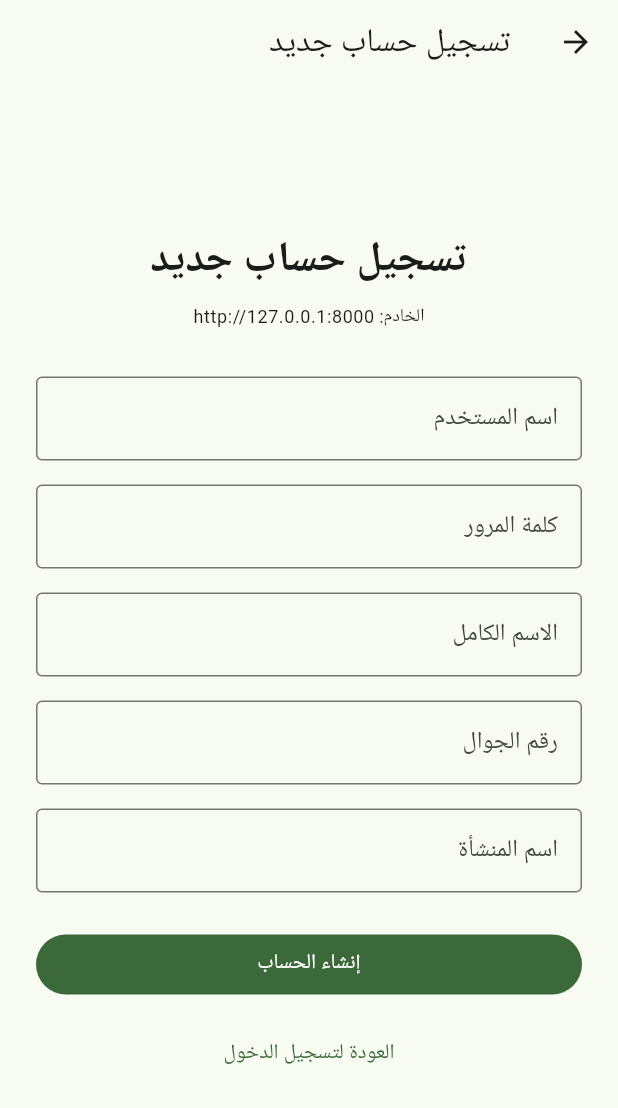
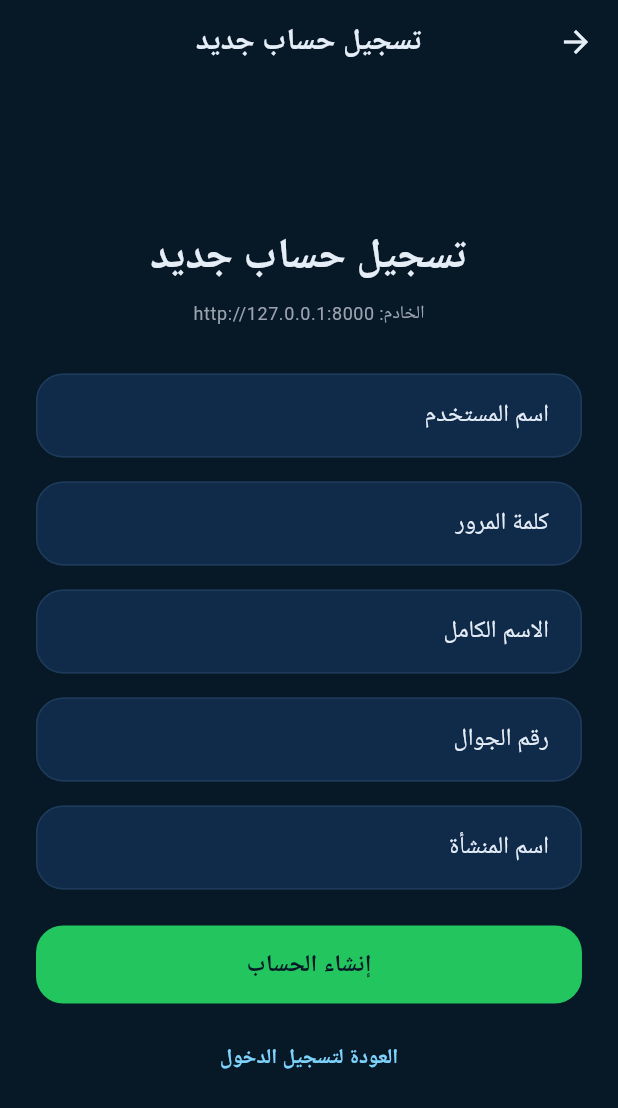
Before and after one commit to abofhad2012/livestock, a Flutter app: the screen it shows after launch, after a tap on "دخول", after a tap on "إنشاء حساب جديد", on a phone screen of 412 x 824 dp. Shown: the top 1108 px of the screen. Run offline on Flutter 3.47's test engine with Material 3 defaults, Android fonts, the light colour scheme and no system bars; our stand-ins replace flutter_secure_storage.

Commit message:
Add Flutter site theme

```diff
--- a/livestock_app/lib/main.dart
+++ b/livestock_app/lib/main.dart
@@ -2,6 +2,7 @@ import 'package:flutter/material.dart';
 
 import 'api/auth_api.dart';
 import 'auth/token_store.dart';
+import 'theme/app_theme.dart';
 
 void main() {
   WidgetsFlutterBinding.ensureInitialized();
@@ -16,10 +17,7 @@ class LivestockApp extends StatelessWidget {
     return MaterialApp(
       title: 'محاسبة المواشي',
       debugShowCheckedModeBanner: false,
-      theme: ThemeData(
-        useMaterial3: true,
-        colorSchemeSeed: Colors.green,
-      ),
+      theme: AppTheme.dark,
       home: const AuthGate(),
     );
   }
--- /dev/null
+++ b/livestock_app/lib/theme/app_theme.dart
@@ -0,0 +1,151 @@
+import 'package:flutter/material.dart';
+
+class AppTheme {
+  const AppTheme._();
+
+  static const Color background = Color(0xFF071827);
+  static const Color surface = Color(0xFF0B1F3A);
+  static const Color surfaceAlt = Color(0xFF102B4A);
+  static const Color primary = Color(0xFF22C55E);
+  static const Color primaryDark = Color(0xFF16A34A);
+  static const Color secondary = Color(0xFF7DD3FC);
+  static const Color text = Color(0xFFE5EDF7);
+  static const Color muted = Color(0xFF9CA3AF);
+  static const Color border = Color(0xFF1F3B5A);
+  static const Color error = Color(0xFFF87171);
+
+  static ThemeData get dark {
+    const colorScheme = ColorScheme(
+      brightness: Brightness.dark,
+      primary: primary,
+      onPrimary: Color(0xFF03150A),
+      secondary: secondary,
+      onSecondary: background,
+      error: error,
+      onError: Colors.white,
+      surface: surface,
+      onSurface: text,
+    );
+
+    return ThemeData(
+      useMaterial3: true,
+      brightness: Brightness.dark,
+      colorScheme: colorScheme,
+      scaffoldBackgroundColor: background,
+      canvasColor: background,
+      fontFamilyFallback: const <String>[
+        'Segoe UI',
+        'Tahoma',
+        'Arial',
+      ],
+      appBarTheme: const AppBarThemeData(
+        backgroundColor: background,
+        foregroundColor: text,
+        elevation: 0,
+        centerTitle: true,
+        titleTextStyle: TextStyle(
+          color: text,
+          fontSize: 20,
+          fontWeight: FontWeight.w700,
+        ),
+      ),
+      cardTheme: const CardThemeData(
+        color: surface,
+        elevation: 0,
+        margin: EdgeInsets.zero,
+        shape: RoundedRectangleBorder(
+          borderRadius: BorderRadius.all(Radius.circular(22)),
+          side: BorderSide(color: border),
+        ),
+      ),
+      filledButtonTheme: FilledButtonThemeData(
+        style: FilledButton.styleFrom(
+          backgroundColor: primary,
+          foregroundColor: background,
+          disabledBackgroundColor: primaryDark.withValues(alpha: 0.45),
+          disabledForegroundColor: muted,
+          minimumSize: const Size.fromHeight(52),
+          shape: RoundedRectangleBorder(
+            borderRadius: BorderRadius.circular(18),
+          ),
+          textStyle: const TextStyle(
+            fontSize: 16,
+            fontWeight: FontWeight.w700,
+          ),
+        ),
+      ),
+      outlinedButtonTheme: OutlinedButtonThemeData(
+        style: OutlinedButton.styleFrom(
+          foregroundColor: secondary,
+          side: const BorderSide(color: secondary),
+          shape: RoundedRectangleBorder(
+            borderRadius: BorderRadius.circular(18),
+          ),
+        ),
+      ),
+      textButtonTheme: TextButtonThemeData(
+        style: TextButton.styleFrom(
+          foregroundColor: secondary,
+          textStyle: const TextStyle(
+            fontWeight: FontWeight.w700,
+          ),
+        ),
+      ),
+      inputDecorationTheme: const InputDecorationThemeData(
+        filled: true,
+        fillColor: surfaceAlt,
+        labelStyle: TextStyle(color: text),
+        hintStyle: TextStyle(color: muted),
+        helperStyle: TextStyle(color: muted),
+        errorStyle: TextStyle(color: error),
+        contentPadding: EdgeInsets.symmetric(
+          horizontal: 18,
+          vertical: 16,
+        ),
+        border: OutlineInputBorder(
+          borderRadius: BorderRadius.all(Radius.circular(18)),
+          borderSide: BorderSide(color: border),
+        ),
+        enabledBorder: OutlineInputBorder(
+          borderRadius: BorderRadius.all(Radius.circular(18)),
+          borderSide: BorderSide(color: border),
+        ),
+        focusedBorder: OutlineInputBorder(
+          borderRadius: BorderRadius.all(Radius.circular(18)),
+          borderSide: BorderSide(color: primary, width: 2),
+        ),
+        errorBorder: OutlineInputBorder(
+          borderRadius: BorderRadius.all(Radius.circular(18)),
+          borderSide: BorderSide(color: error),
+        ),
+        focusedErrorBorder: OutlineInputBorder(
+          borderRadius: BorderRadius.all(Radius.circular(18)),
+          borderSide: BorderSide(color: error, width: 2),
+        ),
+      ),
+      dividerTheme: const DividerThemeData(
+        color: border,
+      ),
+      progressIndicatorTheme: const ProgressIndicatorThemeData(
+        color: primary,
+      ),
+      textTheme: const TextTheme(
+        headlineSmall: TextStyle(
+          color: primary,
+          fontWeight: FontWeight.w800,
+        ),
+        titleLarge: TextStyle(
+          color: text,
+          fontWeight: FontWeight.w800,
+        ),
+        titleMedium: TextStyle(
+          color: text,
+          fontWeight: FontWeight.w700,
+        ),
+        bodyLarge: TextStyle(color: text),
+        bodyMedium: TextStyle(color: text),
+        bodySmall: TextStyle(color: muted),
+      ),
+    );
+  }
+}
```
